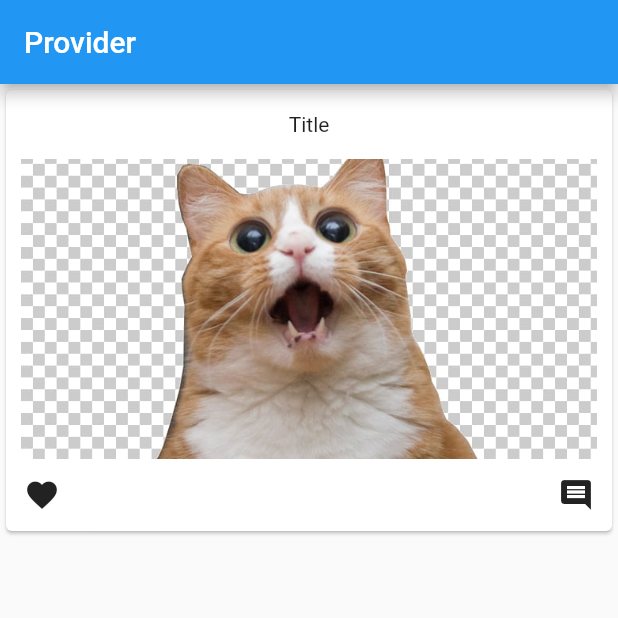
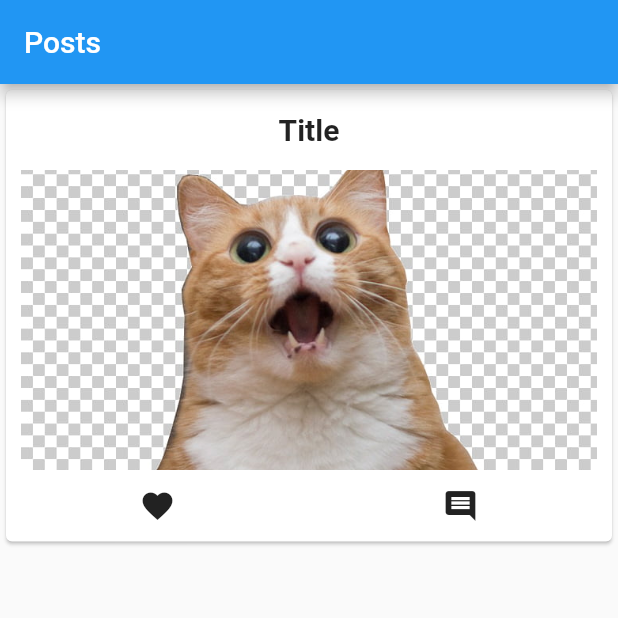
Before and after one commit to arcediazadrian/flutter_interact_provider, a Flutter app: the screen it shows after launch, on a phone screen of 412 x 824 dp, the top half of it. Run offline on Flutter 3.47's test engine with Material 2 defaults, Android fonts, the phone set to English and light mode, and no system bars.

Commit message:
Base structure

```diff
--- a/lib/pantallas/posts.dart
+++ b/lib/pantallas/posts.dart
@@ -9,7 +9,7 @@ class Posts extends StatelessWidget {
     final postsData = Provider.of<PostProvider.Posts>(context);
     return Scaffold(
       appBar: AppBar(
-        title: Text('Provider'),
+        title: Text('Posts'),
       ),
       body: ListView(
         children: postsData.posts
@@ -18,10 +18,10 @@ class Posts extends StatelessWidget {
                 child: Column(
                   mainAxisSize: MainAxisSize.min,
                   children: <Widget>[
-                    Padding(padding: EdgeInsets.all(15), child: Text('Title'),),
+                    Padding(padding: EdgeInsets.all(15), child: Text('Title', style: TextStyle(fontSize: 20, fontWeight: FontWeight.bold),),),
                     Container(width: double.infinity, height: 200, padding: EdgeInsets.symmetric(vertical: 0, horizontal: 10), child: Image.asset('assets/images/cat.jpg', width: double.infinity, fit: BoxFit.cover,),),
                     Row(
-                      mainAxisAlignment: MainAxisAlignment.spaceBetween,
+                      mainAxisAlignment: MainAxisAlignment.spaceAround,
                       children: <Widget>[
                         IconButton(
                           icon: Icon(Icons.favorite),
--- a/lib/providers/posts.dart
+++ b/lib/providers/posts.dart
@@ -4,7 +4,7 @@ import './post.dart';
 
 class Posts with ChangeNotifier {
   List<Post> _posts = [
-    Post(id: 'p1', titulo: 'Amo los gatos', imagen: '')
+    Post(id: 'p1', titulo: 'Amo los gatos', imagen: 'assets/images/cat.jpg')
   ];
 
   List<Post> get posts {
```
